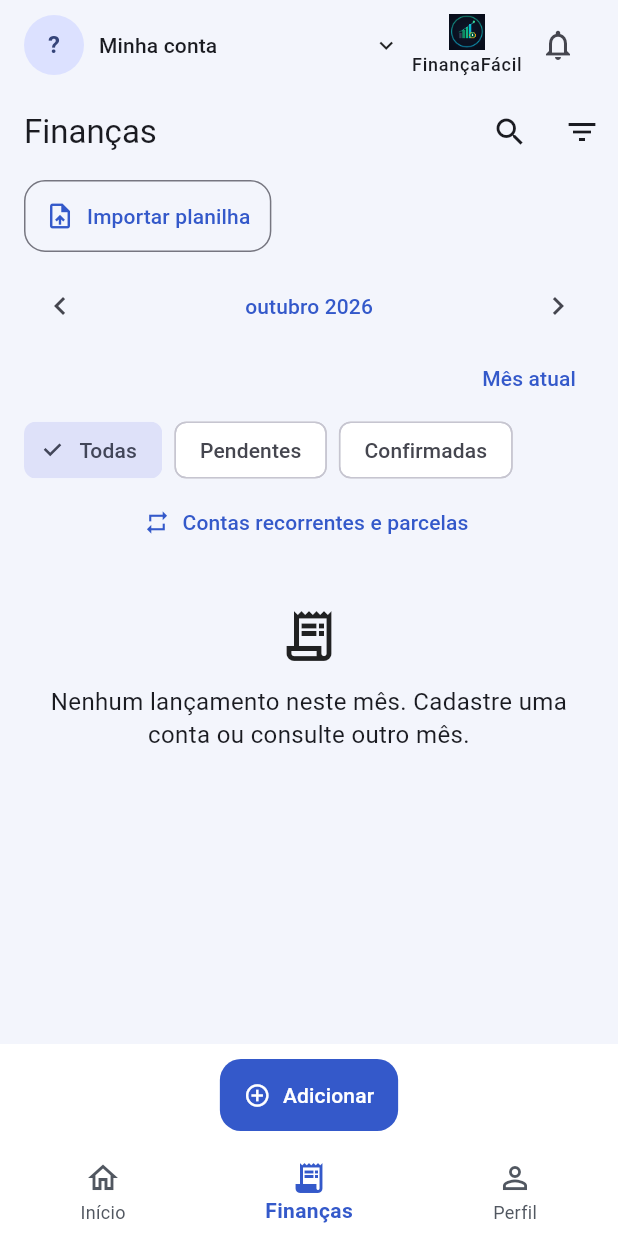
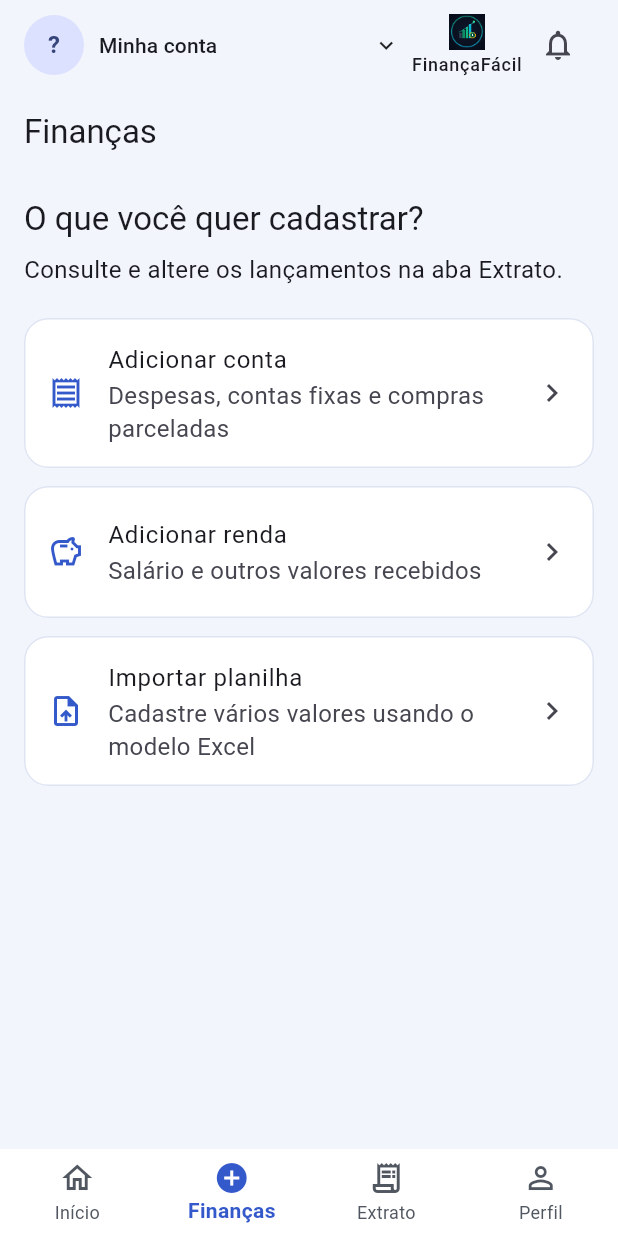
Before and after one commit to pietrocosentino/FinancaFacil, a Flutter app: the screen it shows once a user with an empty profile is signed in, item 2 of the bottom bar chosen, on a phone screen of 412 x 824 dp. Run offline on Flutter 3.47's test engine with Material 3 defaults, Android fonts, the phone set to English and light mode, and no system bars; our stand-ins replace app_links, file_picker, flutter_local_notifications, flutter_timezone, image_picker, shared_preferences and 2 more; accounts and stored records are empty.

Commit message:
Atualiza perfil, interface, exclusão de lançamentos e testes

```diff
--- /dev/null
+++ b/flutter_project/lib/features/transactions/presentation/screens/finance_registration_screen.dart
@@ -0,0 +1,41 @@
+import 'package:flutter/material.dart';
+
+class FinanceRegistrationScreen extends StatelessWidget {
+  const FinanceRegistrationScreen(
+      {super.key,
+      required this.onAddExpense,
+      required this.onAddIncome,
+      required this.onImport});
+  final VoidCallback onAddExpense;
+  final VoidCallback onAddIncome;
+  final VoidCallback onImport;
+
+  Widget _option(BuildContext context, IconData icon, String title,
+          String subtitle, VoidCallback onTap) =>
+      Card(
+          child: ListTile(
+              contentPadding:
+                  const EdgeInsets.symmetric(horizontal: 16, vertical: 8),
+              leading: Icon(icon, color: Theme.of(context).colorScheme.primary),
+              title: Text(title),
+              subtitle: Text(subtitle),
+              trailing: const Icon(Icons.chevron_right),
+              onTap: onTap));
+
+  @override
+  Widget build(BuildContext context) => Scaffold(
+      appBar: AppBar(title: const Text('Finanças')),
+      body: ListView(padding: const EdgeInsets.all(16), children: [
+        Text('O que você quer cadastrar?',
+            style: Theme.of(context).textTheme.titleLarge),
+        const SizedBox(height: 8),
+        const Text('Consulte e altere os lançamentos na aba Extrato.'),
+        const SizedBox(height: 16),
+        _option(context, Icons.receipt_outlined, 'Adicionar conta',
+            'Despesas, contas fixas e compras parceladas', onAddExpense),
+        _option(context, Icons.savings_outlined, 'Adicionar renda',
+            'Salário e outros valores recebidos', onAddIncome),
+        _option(context, Icons.upload_file_outlined, 'Importar planilha',
+            'Cadastre vários valores usando o modelo Excel', onImport),
+      ]));
+}
--- a/flutter_project/lib/features/transactions/presentation/screens/transactions_list_screen.dart
+++ b/flutter_project/lib/features/transactions/presentation/screens/transactions_list_screen.dart
@@ -24,7 +24,12 @@ enum _EntryFilter {
 
 class TransactionsListScreen extends StatefulWidget {
   const TransactionsListScreen(
-      {super.key, this.repository, this.addKey, this.onEnableReminders});
+      {super.key,
+      this.repository,
+      this.addKey,
+      this.onEnableReminders,
+      this.showRegistration = true});
+  final bool showRegistration;
   final FinanceRepository? repository;
   final VoidCallback? onEnableReminders;
   final GlobalKey<AddTransactionScreenState>? addKey;
@@ -391,7 +396,9 @@ class _TransactionsListScreenState extends State<TransactionsListScreen> {
 
   @override
   Widget build(BuildContext context) => Scaffold(
-      appBar: AppBar(title: const Text('Finanças'), actions: [
+      appBar: AppBar(
+          title: Text(widget.showRegistration ? 'Finanças' : 'Extrato'),
+          actions: [
             IconButton(
                 tooltip: 'Buscar contas',
                 icon: const Icon(Icons.search),
@@ -407,16 +414,19 @@ class _TransactionsListScreenState extends State<TransactionsListScreen> {
                 enabled: !_processing,
                 icon: const Icon(Icons.filter_list),
                 onSelected: (kind) => setState(() {
-                  _kind = kind == 0 ? null : TransactionKind.values[kind - 1];
+                      _kind =
+                          kind == 0 ? null : TransactionKind.values[kind - 1];
                       _selectedIds.clear();
                     }),
                 itemBuilder: (_) => const [
-                  PopupMenuItem(value: 0, child: Text('Receitas e despesas')),
+                      PopupMenuItem(
+                          value: 0, child: Text('Receitas e despesas')),
                       PopupMenuItem(value: 1, child: Text('Somente despesas')),
                       PopupMenuItem(value: 2, child: Text('Somente receitas'))
                     ]),
           ]),
-      bottomNavigationBar: MediaQuery.of(context).viewInsets.bottom > 0
+      bottomNavigationBar: (!widget.showRegistration && _selectedIds.isEmpty) ||
+              MediaQuery.of(context).viewInsets.bottom > 0
           ? null
           : SafeArea(
               top: false,
@@ -447,6 +457,7 @@ class _TransactionsListScreenState extends State<TransactionsListScreen> {
             child: CustomScrollView(
                 physics: const AlwaysScrollableScrollPhysics(),
                 slivers: [
+                  if (widget.showRegistration)
                     SliverToBoxAdapter(
                         child: Padding(
                             padding: const EdgeInsets.fromLTRB(16, 4, 16, 4),
--- a/flutter_project/lib/shared/widgets/main_layout.dart
+++ b/flutter_project/lib/shared/widgets/main_layout.dart
@@ -5,6 +5,7 @@ import 'package:flutter/material.dart';
 import '../../core/services/app_services.dart';
 import '../../core/utils/finance_updates.dart';
 import '../../features/dashboard/presentation/screens/dashboard_screen.dart';
+import '../../features/imports/presentation/import_screen.dart';
 import '../../features/notifications/data/reminder_service.dart';
 import '../../features/notifications/domain/reminder_plan.dart';
 import '../../features/notifications/presentation/screens/notifications_screen.dart';
@@ -15,6 +16,7 @@ import '../../features/profile/presentation/widgets/profile_identity.dart';
 import '../../features/transactions/data/finance_repository.dart';
 import '../../features/transactions/domain/finance_models.dart';
 import '../../features/transactions/presentation/screens/add_transaction_screen.dart';
+import '../../features/transactions/presentation/screens/finance_registration_screen.dart';
 import '../../features/transactions/presentation/screens/transactions_list_screen.dart';
 
 /// As rotas internas ficam dentro do corpo; o menu permanece fora delas.
@@ -71,7 +73,14 @@ class _MainLayoutState extends State<MainLayout> with WidgetsBindingObserver {
           reminders: _reminders,
           onNavigateToAdd: _add,
           onNavigateToNotifications: _openNotifications),
+      FinanceRegistrationScreen(
+          onAddExpense: () => _add(),
+          onAddIncome: () => _add(kind: TransactionKind.income),
+          onImport: () => _navigator.currentState?.push(MaterialPageRoute(
+              builder: (_) =>
+                  ImportScreen(finance: widget.financeRepository)))),
       TransactionsListScreen(
+          showRegistration: false,
           repository: widget.financeRepository,
           addKey: _addKey,
           onEnableReminders: _openNotifications),
@@ -234,13 +243,14 @@ class _MainLayoutState extends State<MainLayout> with WidgetsBindingObserver {
     _tab.value = index;
   }
 
-  Future<void> _add() async {
+  Future<void> _add({TransactionKind kind = TransactionKind.expense}) async {
     if (_adding || !mounted) return;
     _adding = true;
     try {
       await _navigator.currentState?.push(MaterialPageRoute(
           builder: (_) => AddTransactionScreen(
               key: _addKey,
+              initialKind: kind,
               repository: widget.financeRepository,
               onEnableReminders: _openNotifications)));
     } finally {
@@ -269,6 +279,7 @@ class _MainLayoutState extends State<MainLayout> with WidgetsBindingObserver {
           bottomNavigationBar: ValueListenableBuilder<int>(
               valueListenable: _tab,
               builder: (_, index, __) => BottomNavigationBar(
+                    type: BottomNavigationBarType.fixed,
                     currentIndex: index,
                     onTap: _onTabTapped,
                     items: const [
@@ -277,9 +288,13 @@ class _MainLayoutState extends State<MainLayout> with WidgetsBindingObserver {
                           activeIcon: Icon(Icons.home),
                           label: 'Início'),
                       BottomNavigationBarItem(
+                          icon: Icon(Icons.add_circle_outline),
+                          activeIcon: Icon(Icons.add_circle),
+                          label: 'Finanças'),
+                      BottomNavigationBarItem(
                           icon: Icon(Icons.receipt_long_outlined),
                           activeIcon: Icon(Icons.receipt_long),
-                          label: 'Finanças'),
+                          label: 'Extrato'),
                       BottomNavigationBarItem(
                           icon: Icon(Icons.person_outline),
                           activeIcon: Icon(Icons.person),
--- a/flutter_project/pubspec.yaml
+++ b/flutter_project/pubspec.yaml
@@ -1,7 +1,7 @@
 name: financafacil
 description: "Aplicativo de gestão financeira pessoal FinançaFácil."
 publish_to: "none"
-version: 2.0.6+15
+version: 2.0.7+16
 
 environment:
   sdk: ">=3.13.0 <4.0.0"
```
Also changed, not shown: flutter_project/lib/features/transactions/presentation/screens/add_transaction_screen.dart (+7 -1 lines), 2 other files. Lines whose indentation alone changed are shown as unchanged.
